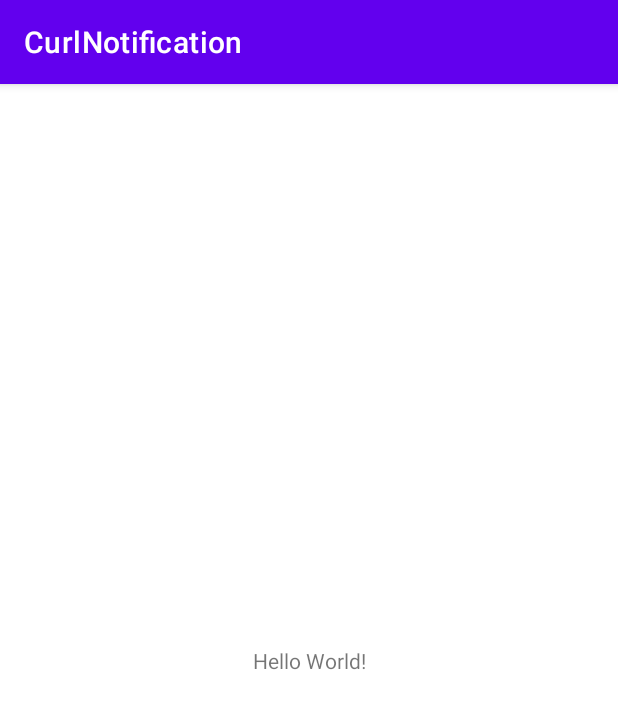
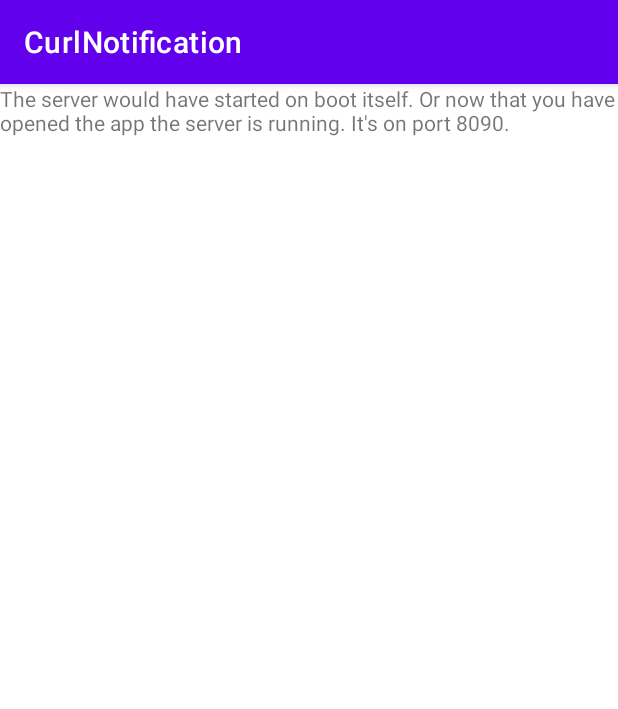
Before and after one commit to samarth261/CurlNotification, an Android app: the screen it shows after launch (MainActivity), on a phone screen of 412 x 824 dp. Shown: the top 709 px of the screen. Run offline under Robolectric (Android 15) with nearby library versions, the phone set to English and light mode, and no system bars.

Commit message:
Change the main activity contents.

```diff
--- a/app/src/main/res/layout/activity_main.xml
+++ b/app/src/main/res/layout/activity_main.xml
@@ -9,10 +9,12 @@
     <TextView
         android:layout_width="wrap_content"
         android:layout_height="wrap_content"
-        android:text="Hello World!"
+        android:text="The server would have started on boot itself. Or now that you have opened the app the server is running. It's on port 8090."
         app:layout_constraintBottom_toBottomOf="parent"
+        app:layout_constraintHorizontal_bias="0.0"
         app:layout_constraintLeft_toLeftOf="parent"
         app:layout_constraintRight_toRightOf="parent"
-        app:layout_constraintTop_toTopOf="parent" />
+        app:layout_constraintTop_toTopOf="parent"
+        app:layout_constraintVertical_bias="0.0" />
 
 </androidx.constraintlayout.widget.ConstraintLayout>
```
